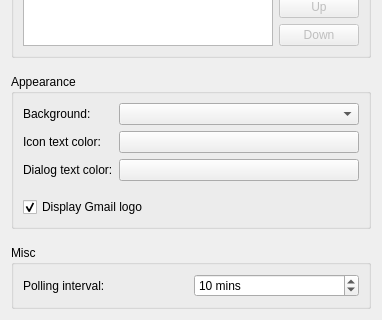
This is src/applet/gmailnotifierappletconfig.ui in xxsergzzxx/gmailnotifier as Qt 5 draws it before an edit; both pictures show x 0 to 382 and y 292 to 612 of the 382 by 612 pixel window. The edited form follows.
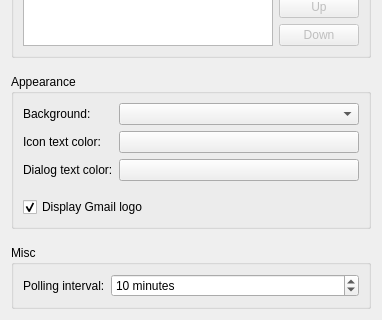
This is the edited form. Custom widgets are drawn as their Qt base class.

Commit message: [CGUI FIX] Horizontally expand polling interval

What changed in the file:
```diff
--- a/src/applet/gmailnotifierappletconfig.ui
+++ b/src/applet/gmailnotifierappletconfig.ui
@@ -508,6 +508,12 @@
         </item>
         <item row="0" column="1">
          <widget class="KIntSpinBox" name="spinPollingInterval">
+          <property name="sizePolicy">
+           <sizepolicy hsizetype="Expanding" vsizetype="Fixed">
+            <horstretch>0</horstretch>
+            <verstretch>0</verstretch>
+           </sizepolicy>
+          </property>
           <property name="toolTip">
            <string>Polling Interval</string>
           </property>
@@ -515,7 +521,7 @@
            <bool>false</bool>
           </property>
           <property name="suffix">
-           <string> mins</string>
+           <string> minutes</string>
           </property>
           <property name="minimum">
            <number>1</number>
```
Left out of the diff: 23 changed lines with no effect on the pictures.
